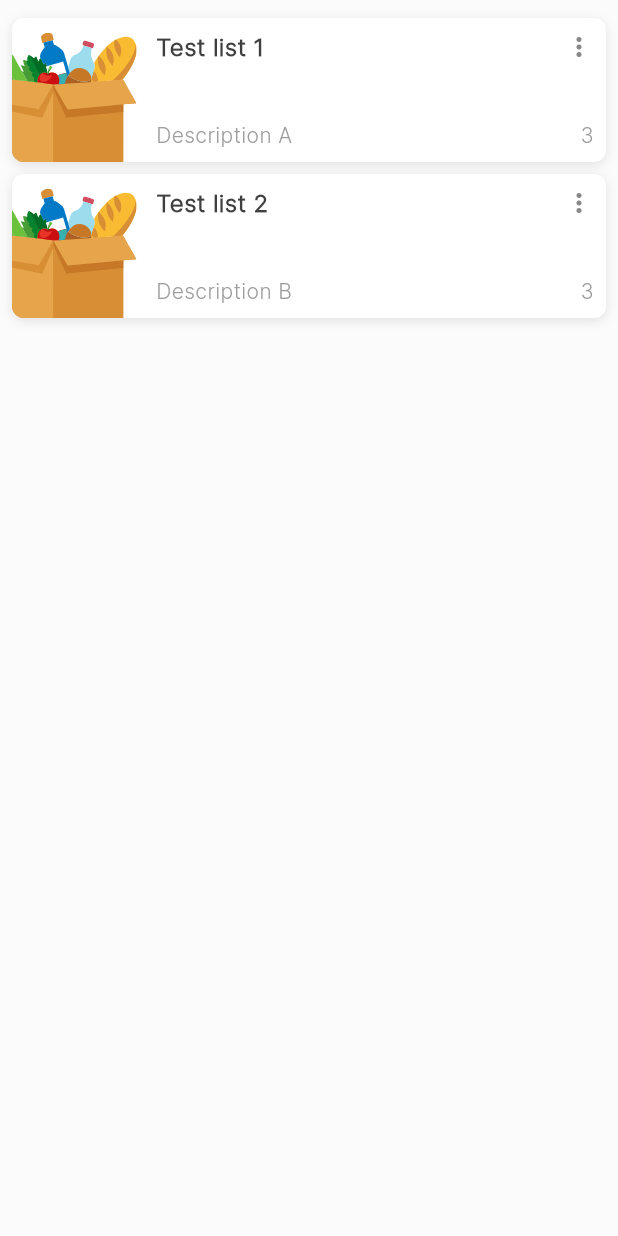
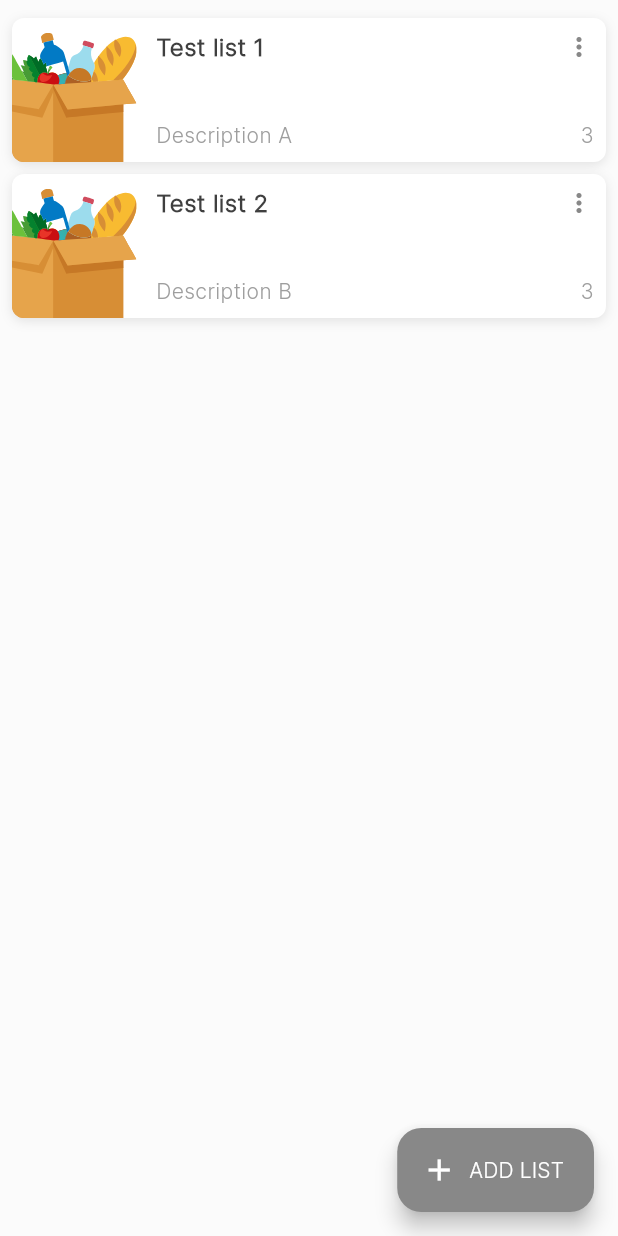
Before and after one commit to fretry1/list_it, a Flutter app: the ListPage screen opened directly, on a phone screen of 412 x 824 dp. Run offline on Flutter 3.47's test engine with Material 3 defaults, Android fonts, the phone set to English and light mode, and no system bars; our stand-ins replace flutter_svg.

Commit message:
start add_list_page impl

```diff
--- a/lib/screen/list_page.dart
+++ b/lib/screen/list_page.dart
@@ -6,6 +6,7 @@ import '../global/color.dart';
 import '../model/item_list.dart';
 import '../provider/item_list_provider.dart';
 import '../widget/list_card.dart';
+import 'add_list_page.dart';
 import 'list_content_page.dart';
 
 class ListPage extends StatelessWidget {
@@ -13,12 +14,15 @@ class ListPage extends StatelessWidget {
 
   @override
   Widget build(BuildContext context) {
-    return Consumer<ItemListProvider>(
-      builder: (context, itemListProvider, child) {
-        final List<ItemList> lists = itemListProvider.itemLists;
-        if (lists.isEmpty) return _noListsYetView();
-        return _listView(context, lists, itemListProvider);
-      },
+    return Scaffold(
+      body: Consumer<ItemListProvider>(
+        builder: (context, itemListProvider, child) {
+          final List<ItemList> lists = itemListProvider.itemLists;
+          if (lists.isEmpty) return _noListsYetView();
+          return _listView(context, lists, itemListProvider);
+        },
+      ),
+      floatingActionButton: _addListButton(context),
     );
   }
 
@@ -93,4 +97,19 @@ class ListPage extends StatelessWidget {
   SvgPicture _happyOrange(double width, double height) {
     return SvgPicture.asset('asset/svg/picture/happy_orange.svg', width: width, height: height);
   }
+
+  FloatingActionButton _addListButton(BuildContext context) {
+    return FloatingActionButton.extended(
+      label: const Text('ADD LIST'),
+      icon: const Icon(Icons.add),
+      onPressed: () {
+        Navigator.push(
+          context,
+          MaterialPageRoute(
+            builder: (context) => AddListPage(),
+          ),
+        );
+      },
+    );
+  }
 }
--- a/lib/widget/list_card.dart
+++ b/lib/widget/list_card.dart
@@ -92,11 +92,15 @@ class ListCard extends StatelessWidget {
     return Row(
       mainAxisAlignment: MainAxisAlignment.spaceBetween,
       children: [
-        Text(
-          title,
-          style: const TextStyle(
-            fontSize: 16,
-            fontWeight: FontWeight.bold,
+        Expanded(
+          child: Text(
+            title,
+            style: const TextStyle(
+              fontSize: 16,
+              fontWeight: FontWeight.bold,
+            ),
+            overflow: TextOverflow.ellipsis,
+            maxLines: 1,
           ),
         ),
         GestureDetector(
```
Also changed, not shown: lib/screen/add_list_page.dart (added, +75 -0 lines).
